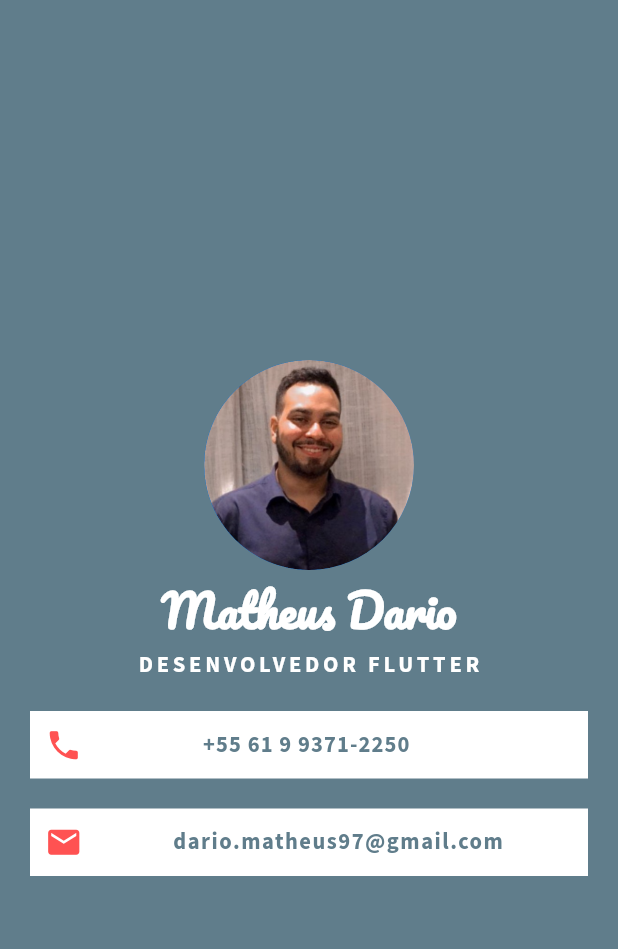
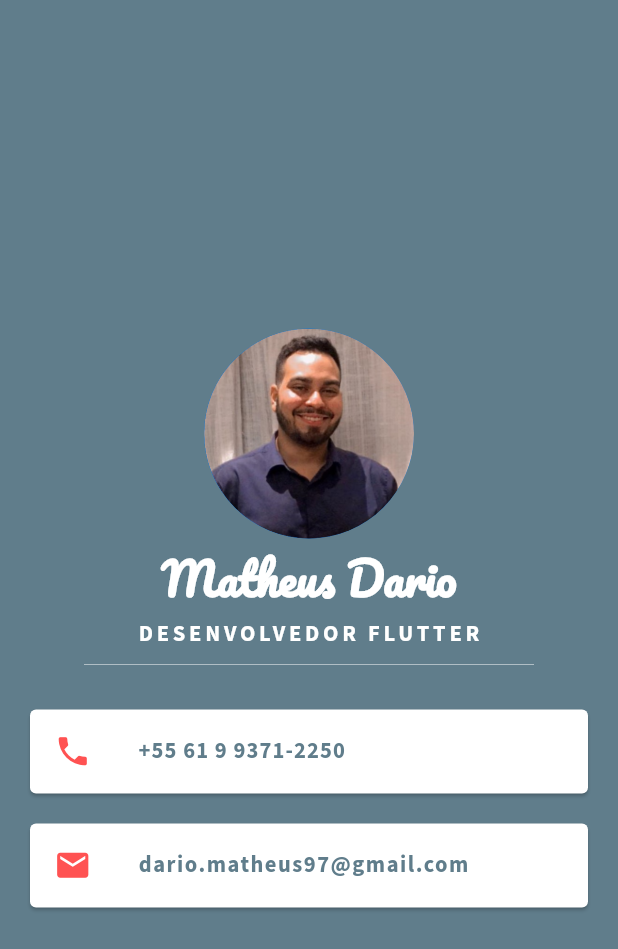
Before and after one commit to MatheusDario/My_card_flutter, a Flutter app: the screen it shows after launch, on a phone screen of 412 x 824 dp. Shown: the top 949 px of the screen. Run offline on Flutter 3.47's test engine with Material 2 defaults, Android fonts, the light colour scheme and no system bars.

Commit message:
projeto finalizado

```diff
--- a/lib/main.dart
+++ b/lib/main.dart
@@ -37,21 +37,22 @@ class MyApp extends StatelessWidget {
                     fontWeight: FontWeight.bold,
                     letterSpacing: 2.5),
               ),
-              Container(
+              SizedBox(
+                  height: 20.0,
+                  width: 300.0,
+                  child: Divider(
+                    color: Colors.blueGrey[200],
+                  )),
+              const Card(
                 color: Colors.white,
                 margin: EdgeInsets.symmetric(horizontal: 20.0, vertical: 20.0),
-                padding: EdgeInsets.all(10.0),
-                child: const Row(
-                  children: <Widget>[
-                    Icon(
+                child: ListTile(
+                  leading: Icon(
                     Icons.phone,
                     size: 25.0,
                     color: Colors.redAccent,
                   ),
-                    SizedBox(
-                      width: 80.0,
-                    ),
-                    Text(
+                  title: Text(
                     '+55 61 9 9371-2250',
                     style: TextStyle(
                         color: Colors.blueGrey,
@@ -60,24 +61,18 @@ class MyApp extends StatelessWidget {
                         fontSize: 15.0,
                         letterSpacing: 0.75),
                   ),
-                  ],
                 ),
               ),
-              Container(
+              const Card(
                 color: Colors.white,
                 margin: EdgeInsets.symmetric(horizontal: 20.0),
-                padding: EdgeInsets.all(10.0),
-                child: const Row(
-                  children: <Widget>[
-                    Icon(
+                child: ListTile(
+                  leading: Icon(
                     Icons.email,
                     size: 25.0,
                     color: Colors.redAccent,
                   ),
-                    SizedBox(
-                      width: 60.0,
-                    ),
-                    Text(
+                  title: Text(
                     'dario.matheus97@gmail.com',
                     style: TextStyle(
                         color: Colors.blueGrey,
@@ -86,7 +81,6 @@ class MyApp extends StatelessWidget {
                         fontSize: 15.0,
                         letterSpacing: 1.0),
                   ),
-                  ],
                 ),
               ),
             ],
```
Lines whose indentation alone changed are shown as unchanged.
